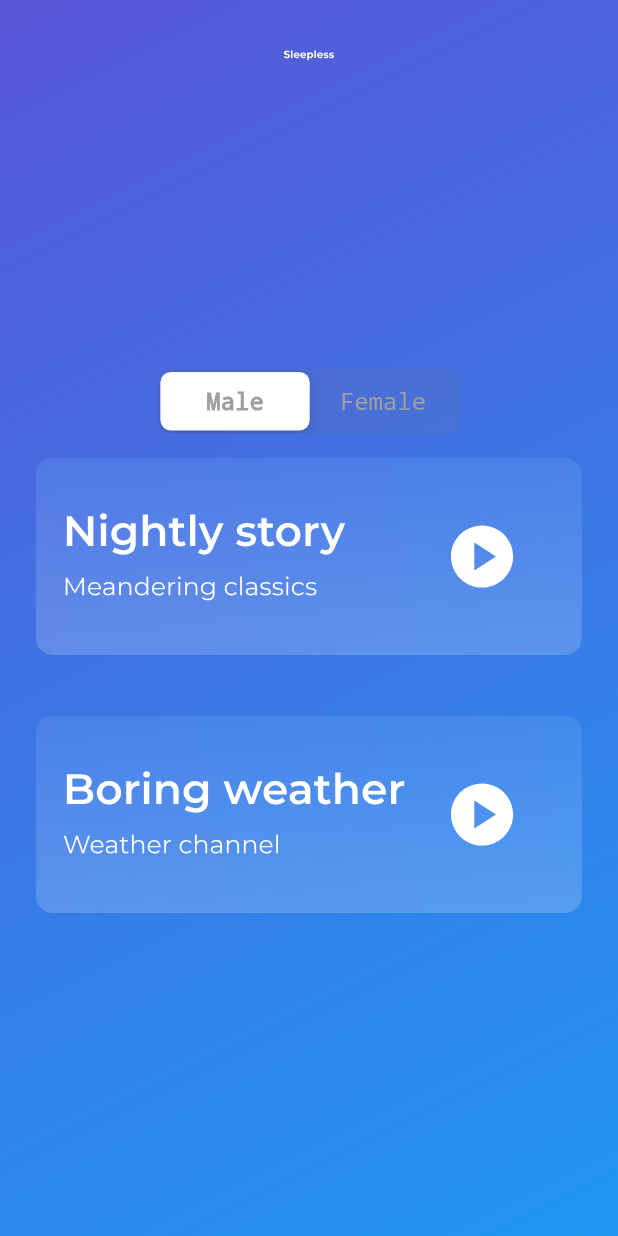
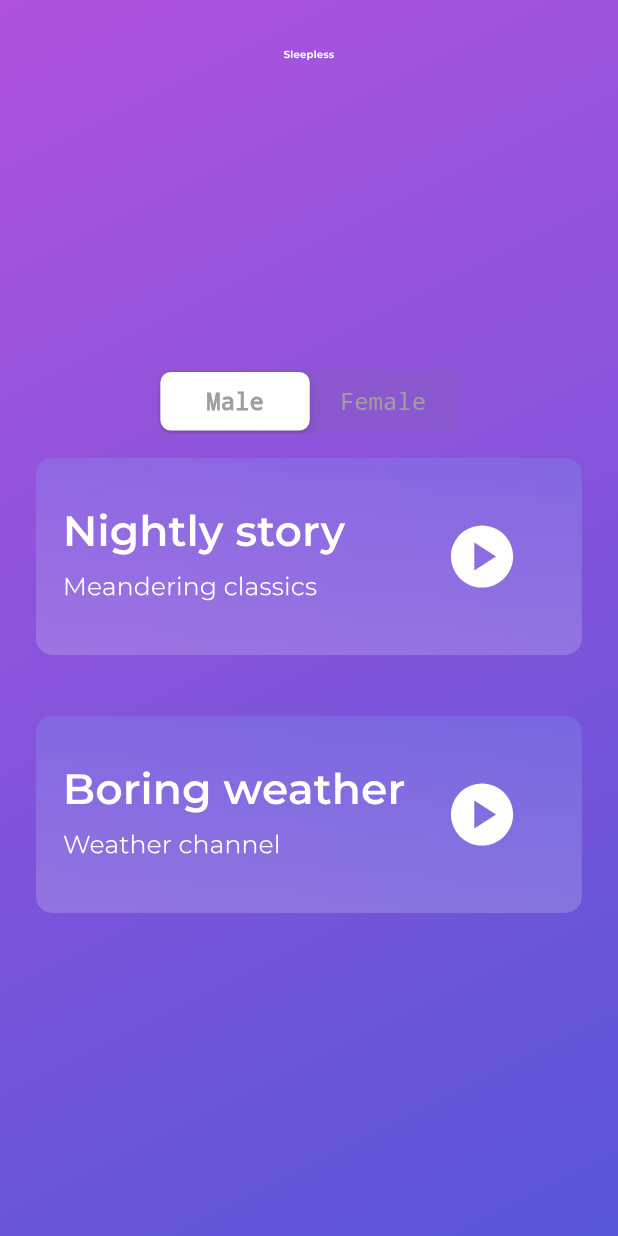
Before and after one commit to meanderingsleep/meandering-app, a Flutter app: the screen it shows after launch, on a phone screen of 412 x 824 dp. Run offline on Flutter 3.47's test engine with Material 3 defaults, Android fonts, the phone set to English and light mode, and no system bars; our stand-ins replace audioplayers, flutter_svg.

Commit message:
Changed background gradient to be more purple

```diff
--- a/sleepless_app/lib/home_screen.dart
+++ b/sleepless_app/lib/home_screen.dart
@@ -22,8 +22,8 @@ class _HomeScreenState extends State<HomeScreen> {
             begin: Alignment.topLeft,
             end: Alignment.bottomRight,
             colors: [
-              CupertinoColors.systemIndigo, // Start color
-              Colors.blue, // End color
+              CupertinoColors.systemPurple, // Start color
+              CupertinoColors.systemIndigo, // End color
             ],
           ),
         ),
```
